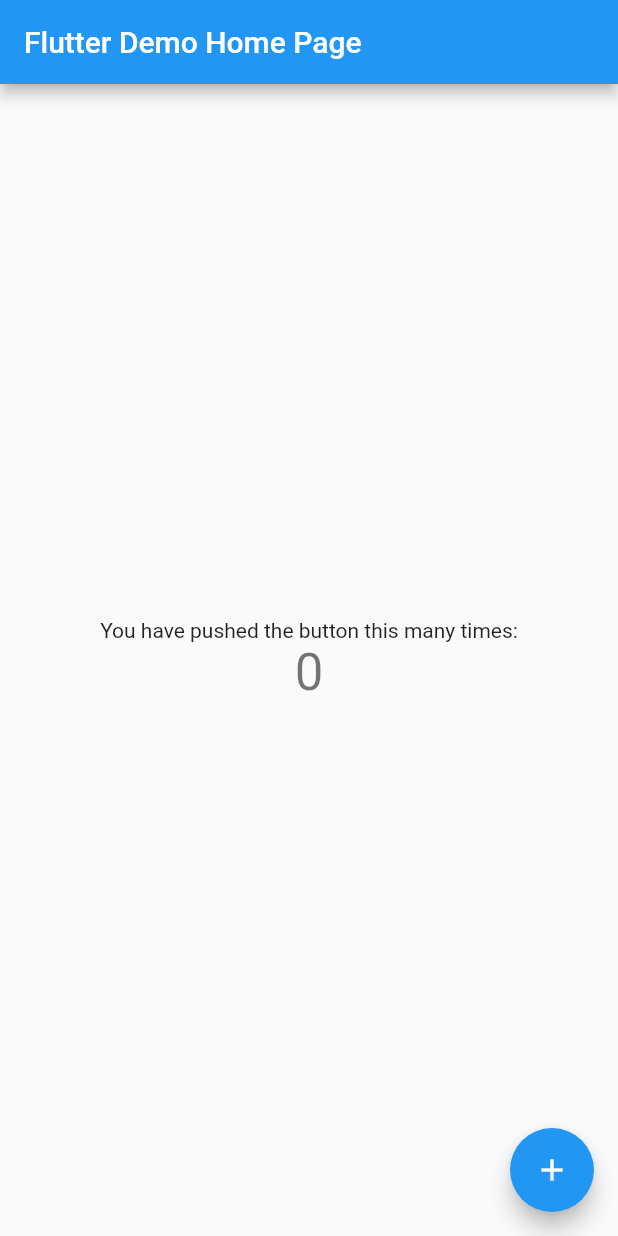
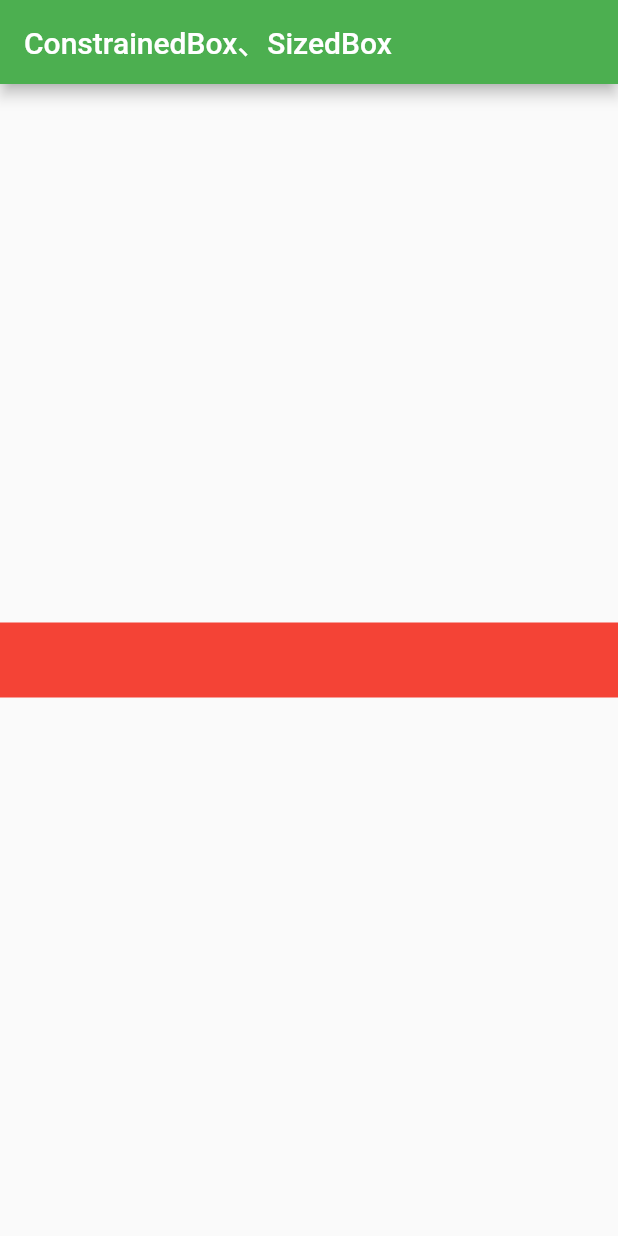
Before and after one commit to hyTONG2/Flutter_APP_01_Chapter04, a Flutter app: the screen it shows after launch, on a phone screen of 412 x 824 dp. Run offline on Flutter 3.47's test engine with Material 2 defaults, Android fonts, the phone set to English and light mode, and no system bars.

Commit message:
布局原理与约束Constraints仿写

```diff
--- a/lib/main.dart
+++ b/lib/main.dart
@@ -1,4 +1,5 @@
 import 'package:flutter/material.dart';
+import 'package:flutter/rendering.dart';
 
 void main() {
   runApp(const MyApp());
@@ -13,34 +14,15 @@ class MyApp extends StatelessWidget {
     return MaterialApp(
       title: 'Flutter Demo',
       theme: ThemeData(
-        // This is the theme of your application.
-        //
-        // Try running your application with "flutter run". You'll see the
-        // application has a blue toolbar. Then, without quitting the app, try
-        // changing the primarySwatch below to Colors.green and then invoke
-        // "hot reload" (press "r" in the console where you ran "flutter run",
-        // or simply save your changes to "hot reload" in a Flutter IDE).
-        // Notice that the counter didn't reset back to zero; the application
-        // is not restarted.
-        primarySwatch: Colors.blue,
+        primarySwatch: Colors.green,
       ),
-      home: const MyHomePage(title: 'Flutter Demo Home Page'),
+      home: const MyHomePage(title: 'ConstrainedBox、SizedBox'),
     );
   }
 }
 
 class MyHomePage extends StatefulWidget {
   const MyHomePage({Key? key, required this.title}) : super(key: key);
-
-  // This widget is the home page of your application. It is stateful, meaning
-  // that it has a State object (defined below) that contains fields that affect
-  // how it looks.
-
-  // This class is the configuration for the state. It holds the values (in this
-  // case the title) provided by the parent (in this case the App widget) and
-  // used by the build method of the State. Fields in a Widget subclass are
-  // always marked "final".
-
   final String title;
 
   @override
@@ -48,68 +30,47 @@ class MyHomePage extends StatefulWidget {
 }
 
 class _MyHomePageState extends State<MyHomePage> {
-  int _counter = 0;
+  @override
+  Widget redBox = DecoratedBox(
+    decoration: BoxDecoration(color: Colors.red),
+  );
 
-  void _incrementCounter() {
-    setState(() {
-      // This call to setState tells the Flutter framework that something has
-      // changed in this State, which causes it to rerun the build method below
-      // so that the display can reflect the updated values. If we changed
-      // _counter without calling setState(), then the build method would not be
-      // called again, and so nothing would appear to happen.
-      _counter++;
-    });
-  }
-
-  @override
   Widget build(BuildContext context) {
-    // This method is rerun every time setState is called, for instance as done
-    // by the _incrementCounter method above.
-    //
-    // The Flutter framework has been optimized to make rerunning build methods
-    // fast, so that you can just rebuild anything that needs updating rather
-    // than having to individually change instances of widgets.
     return Scaffold(
       appBar: AppBar(
-        // Here we take the value from the MyHomePage object that was created by
-        // the App.build method, and use it to set our appbar title.
         title: Text(widget.title),
       ),
       body: Center(
-        // Center is a layout widget. It takes a single child and positions it
-        // in the middle of the parent.
         child: Column(
-          // Column is also a layout widget. It takes a list of children and
-          // arranges them vertically. By default, it sizes itself to fit its
-          // children horizontally, and tries to be as tall as its parent.
-          //
-          // Invoke "debug painting" (press "p" in the console, choose the
-          // "Toggle Debug Paint" action from the Flutter Inspector in Android
-          // Studio, or the "Toggle Debug Paint" command in Visual Studio Code)
-          // to see the wireframe for each widget.
-          //
-          // Column has various properties to control how it sizes itself and
-          // how it positions its children. Here we use mainAxisAlignment to
-          // center the children vertically; the main axis here is the vertical
-          // axis because Columns are vertical (the cross axis would be
-          // horizontal).
           mainAxisAlignment: MainAxisAlignment.center,
           children: <Widget>[
-            const Text(
-              'You have pushed the button this many times:',
-            ),
-            Text(
-              '$_counter',
-              style: Theme.of(context).textTheme.headline4,
+            /*const Text(
+              'HAHAHAHA',
+            ),*/
+            ConstrainedBox(
+              constraints:
+                  BoxConstraints(minWidth: double.infinity, minHeight: 50.0),
+              child: Container(
+                height: 5.0,
+                child: redBox,
+              ),
             ),
           ],
         ),
       ),
-      floatingActionButton: FloatingActionButton(
-        onPressed: _incrementCounter,
-        tooltip: 'Increment',
-        child: const Icon(Icons.add),
-      ), // This trailing comma makes auto-formatting nicer for build methods.
     );
   }
+
+  /*redBoxtest() {
+    Widget redBox = DecoratedBox(
+      decoration: BoxDecoration(color: Colors.red),
+    );
+    ConstrainedBox(
+      constraints: BoxConstraints(minWidth: double.infinity, minHeight: 50.0),
+      child: Container(
+        height: 5.0,
+        child: redBox,
+      ),
+    );
+  }*/
 }
--- a/test.dart
+++ /dev/null
@@ -1 +0,0 @@
-//
```
